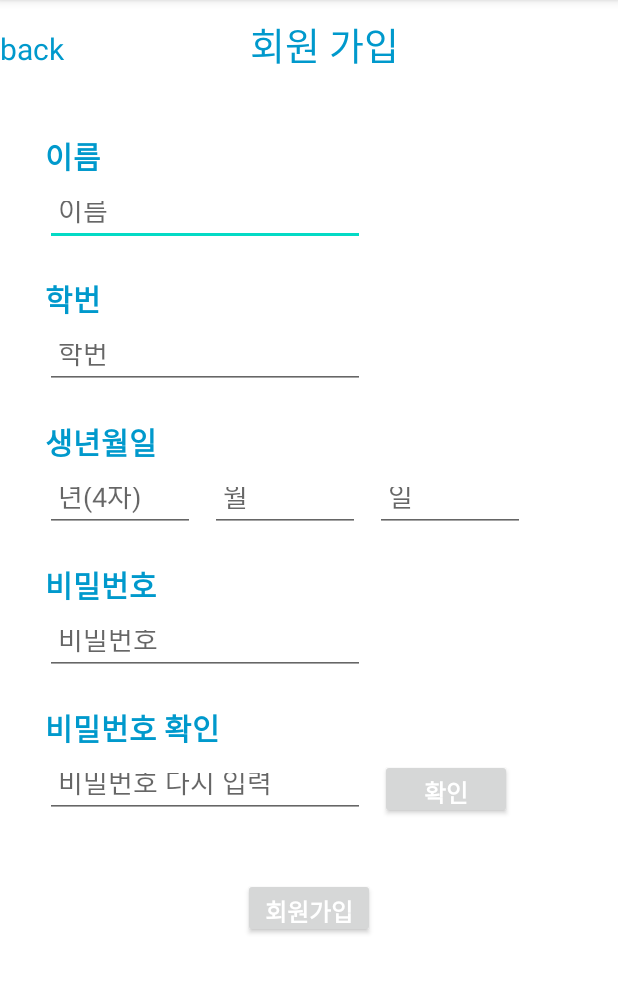
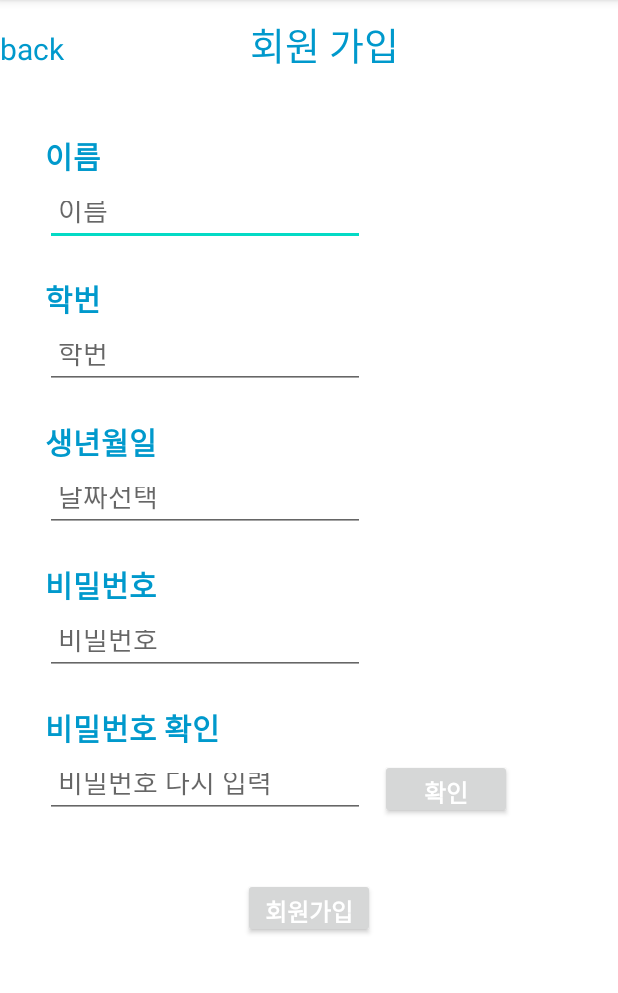
Before and after one commit to 7angJung/SW_DDOS, an Android app: the screen it shows after launch (RegisterActivity), after a tap on "회원가입", on a phone screen of 412 x 824 dp, the part 84-1077 px from its top. Run offline under Robolectric (Android 15) with nearby library versions, the light colour scheme and no system bars.

Commit message:
로그링 화면 UI 6th commit

```diff
--- a/app/src/main/AndroidManifest.xml
+++ b/app/src/main/AndroidManifest.xml
@@ -27,7 +27,7 @@
                 android:value="" />
         </activity>
         <activity
-            android:name=".LoginActivity"
+            android:name=".LoadingActivity"
             android:exported="true">
             <intent-filter>
                 <action android:name="android.intent.action.MAIN" />
@@ -39,6 +39,7 @@
                 android:name="android.app.lib_name"
                 android:value="" />
         </activity>
+        <activity android:name=".LoginActivity"/>
     </application>
 
 </manifest>
--- /dev/null
+++ b/app/src/main/java/com/example/mgit/LoadingActivity.java
@@ -0,0 +1,25 @@
+package com.example.mgit;
+
+import androidx.appcompat.app.AppCompatActivity;
+
+import android.content.Intent;
+import android.os.Bundle;
+import android.os.Handler;
+
+public class LoadingActivity extends AppCompatActivity {
+
+    @Override
+    protected void onCreate(Bundle savedInstanceState) {
+        super.onCreate(savedInstanceState);
+        setContentView(R.layout.activity_loading);
+
+        new Handler().postDelayed(new Runnable() {
+            @Override
+            public void run() {
+                Intent intent = new Intent(getApplicationContext(), LoginActivity.class);
+                startActivity(intent);
+                finish();
+            }
+        }, 2000);
+    }
+}
--- a/app/src/main/java/com/example/mgit/MainActivity.java
+++ b/app/src/main/java/com/example/mgit/MainActivity.java
@@ -3,6 +3,7 @@ package com.example.mgit;
 import androidx.appcompat.app.AppCompatActivity;
 
 import android.annotation.SuppressLint;
+import android.app.DatePickerDialog;
 import android.content.Intent;
 import android.os.Bundle;
 import android.widget.Button;
--- a/app/src/main/java/com/example/mgit/RegisterActivity.java
+++ b/app/src/main/java/com/example/mgit/RegisterActivity.java
@@ -2,16 +2,24 @@ package com.example.mgit;
 
 import androidx.appcompat.app.AppCompatActivity;
 import androidx.appcompat.app.AppCompatActivity;
+
+import android.app.DatePickerDialog;
 import android.content.Intent;
 import android.os.Bundle;
+import android.view.View;
 import android.widget.Button;
+import android.widget.DatePicker;
 import android.widget.EditText;
 import android.widget.TextView;
 import android.widget.Toast;
 
+import java.text.SimpleDateFormat;
+import java.util.Calendar;
+import java.util.Locale;
+
 public class RegisterActivity extends AppCompatActivity {
     TextView back;
-    EditText name,id,pw,pw2,email,birthyear,birthdate,birthday;
+    EditText name,id,pw,pw2,birth;
     Button pwcheck, submit;
 
     @Override
@@ -28,9 +36,40 @@ public class RegisterActivity extends AppCompatActivity {
         id=findViewById(R.id.signID);
         pw=findViewById(R.id.signPW);
         pw2=findViewById(R.id.signPW2);
-        birthyear=findViewById(R.id.signBirth);
-        birthdate=findViewById(R.id.signBirth2);
-        birthday=findViewById(R.id.signBirth3);
+        birth=findViewById(R.id.signBirth);
+
+        birth.setOnClickListener(new View.OnClickListener() {
+            @Override
+            public void onClick(View v) {
+                Calendar calendar = Calendar.getInstance();
+                int year = calendar.get(Calendar.YEAR);
+                int month = calendar.get(Calendar.MONTH);
+                int day = calendar.get(Calendar.DAY_OF_MONTH);
+
+                DatePickerDialog.OnDateSetListener listener = new DatePickerDialog.OnDateSetListener() {
+                    @Override
+                    public void onDateSet(DatePicker datePicker, int year, int month, int dayOfMonth) {
+                        String myFormat = "yyyy/MM/dd";
+                        SimpleDateFormat sdf = new SimpleDateFormat(myFormat, Locale.KOREA);
+                        String selMonth, selDay;
+
+                        if ((month + 1) <= 10)
+                            selMonth = "0" + (month + 1);
+                        else
+                            selMonth = Integer.toString(month + 1);
+
+                        if (dayOfMonth <= 10)
+                            selDay = "0" + dayOfMonth;
+                        else
+                            selDay = Integer.toString(dayOfMonth);
+
+                        birth.setText(Integer.toString(year) + "/" + selMonth + "/" + selDay);
+                    }
+                };
+                DatePickerDialog pickerDialog = new DatePickerDialog(RegisterActivity.this, listener, year, month, day);
+                pickerDialog.show();
+            }
+        });
 
         //비밀번호 확인 버튼
         pwcheck = findViewById(R.id.pwcheckbutton);
--- a/app/src/main/res/layout/activity_login.xml
+++ b/app/src/main/res/layout/activity_login.xml
@@ -11,7 +11,7 @@
 
     <ImageView
         android:layout_width="match_parent"
-        android:layout_height="360dp"
+        android:layout_height="340dp"
         android:layout_gravity="center"
         android:layout_marginBottom="16dp"
         android:background="@drawable/mmulogo">
--- a/app/src/main/res/layout/activity_register.xml
+++ b/app/src/main/res/layout/activity_register.xml
@@ -108,31 +108,12 @@
 
                     <EditText
                         android:id="@+id/signBirth"
-                        android:layout_width="100dp"
+                        android:layout_width="wrap_content"
                         android:layout_height="40dp"
                         android:layout_marginBottom="20dp"
                         android:layout_marginRight="10dp"
                         android:ems="10"
-                        android:hint=" 년(4자)"
-                        android:inputType="textPersonName"
-                        android:text="" />
-                    <EditText
-                        android:id="@+id/signBirth2"
-                        android:layout_width="100dp"
-                        android:layout_height="40dp"
-                        android:layout_marginBottom="20dp"
-                        android:layout_marginRight="10dp"
-                        android:ems="10"
-                        android:hint=" 월"
-                        android:inputType="textPersonName"
-                        android:text="" />
-                    <EditText
-                        android:id="@+id/signBirth3"
-                        android:layout_width="100dp"
-                        android:layout_height="40dp"
-                        android:layout_marginBottom="20dp"
-                        android:ems="10"
-                        android:hint=" 일"
+                        android:hint=" 날짜선택"
                         android:inputType="textPersonName"
                         android:text="" />
                 </LinearLayout>
```
Also changed, not shown: app/src/main/res/layout/activity_loading.xml (added, +35 -0 lines), app/src/main/res/drawable-v24/dolphin.png (added).
